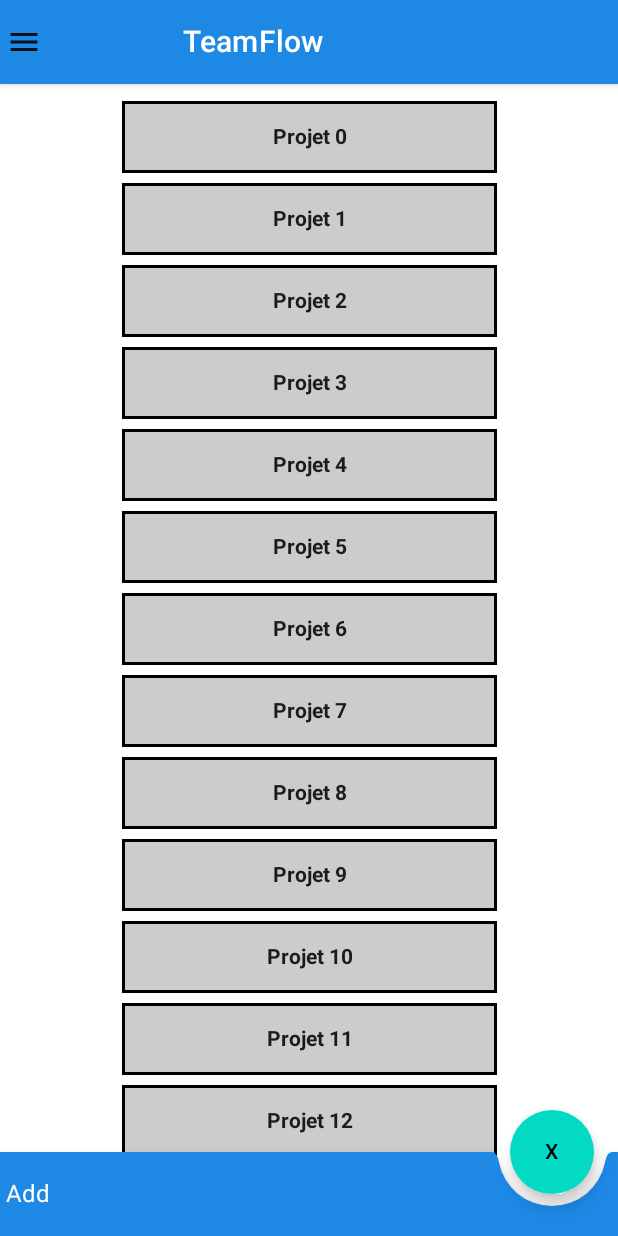
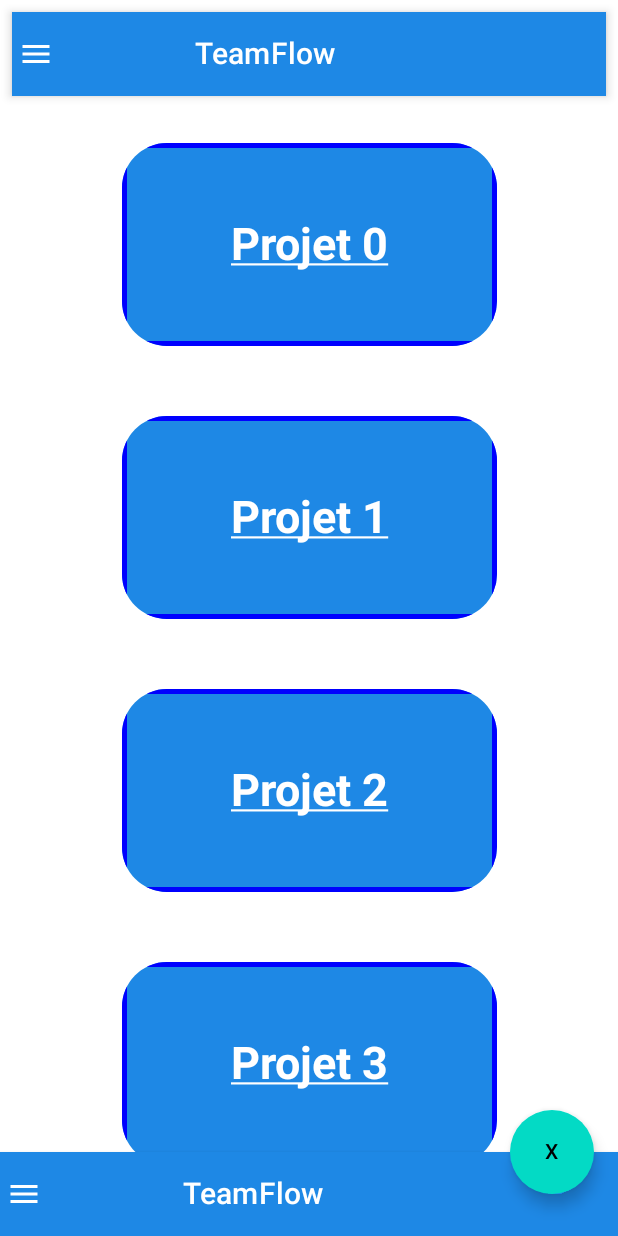
Before and after one commit to Ahmadou0306/MyApplication, an Android app built with Jetpack Compose: the MyAppHome screen opened directly, with no data from a screen before it, on a phone screen of 412 x 824 dp. Run offline under Robolectric (Android 15) with nearby library versions, the phone set to English and light mode, and no system bars.

Commit message:
voici la page d'acceuille

```diff
--- a/app/src/main/AndroidManifest.xml
+++ b/app/src/main/AndroidManifest.xml
@@ -23,7 +23,7 @@
             </intent-filter>
         </activity>
         <activity
-            android:name=".projetmobile.MyAppHome"
+            android:name=".view.MyAppHome"
             android:exported="true"
             android:label="@string/app_name"
             android:theme="@style/Theme.MyApplication">
--- a/app/src/main/java/com/example/myapplication/projetmobile/MyAppHome.kt
+++ b/app/src/main/java/com/example/myapplication/view/MyAppHome.kt
@@ -1,15 +1,14 @@
-package com.example.myapplication.projetmobile
+package com.example.myapplication.view
 
-import android.R
 import android.annotation.SuppressLint
 import android.os.Bundle
 import androidx.activity.ComponentActivity
 import androidx.activity.compose.setContent
 import androidx.compose.foundation.background
 import androidx.compose.foundation.border
+import androidx.compose.foundation.clickable
 import androidx.compose.foundation.layout.*
 import androidx.compose.foundation.lazy.LazyColumn
-import androidx.compose.foundation.magnifier
 import androidx.compose.foundation.shape.CornerSize
 import androidx.compose.foundation.shape.RoundedCornerShape
 import androidx.compose.material.*
@@ -23,10 +22,12 @@ import androidx.compose.ui.graphics.Color
 import androidx.compose.ui.text.TextStyle
 import androidx.compose.ui.text.font.FontWeight
 import androidx.compose.ui.text.style.TextAlign
-import androidx.compose.ui.tooling.preview.Preview
+import androidx.compose.ui.text.style.TextDecoration
 import androidx.compose.ui.unit.dp
-import androidx.compose.ui.unit.max
+import androidx.compose.ui.unit.sp
+import com.example.myapplication.projetmobile.Drawer
 import com.example.myapplication.ui.theme.MyApplicationTheme
+import com.example.myapplication.view.layout.Navigation
 
 class MyAppHome: ComponentActivity() {
     override fun onCreate(savedInstanceState: Bundle?) {
@@ -37,58 +38,48 @@ class MyAppHome: ComponentActivity() {
                 Surface(modifier = Modifier.fillMaxSize(), color = MaterialTheme.colors.background) {
                     ScaffoldExamples()
 
+
                 }
-
             }
         }
     }
 }
 
 
-
 @Composable
-fun Navigation() {
-        TopAppBar(
-            navigationIcon = {
-                Icon(
-                    imageVector = Icons.Default.Menu,
-                    contentDescription ="Menu"
-                )
-            },
-            title = {
-                Text(
-                    text = "TeamFlow",
-                    color= Color.White,
-                    modifier = Modifier.padding(horizontal = 50.dp)
-                )
-            },
-            backgroundColor= Color(color = 0xFF1E88E5)
-        )
-}
-@Preview
-@Composable
-fun container() {
-    Column(modifier = Modifier.fillMaxWidth(),
+private fun container() {
+    Column(modifier = Modifier
+        .fillMaxWidth()
+        .padding(bottom = 20.dp),
         verticalArrangement = Arrangement.Center,
         horizontalAlignment = Alignment.CenterHorizontally
 
     ) {
         LazyColumn(){
             var i:Int = 0
+            //utiliser une liste pour les items
             items(1){
                 while(i<20){
                     Box(modifier = Modifier
                         .width(250.dp)
-                        .padding(vertical = 3.dp)
-                        .border(2.dp, Color.Black)
-                        .background(color = Color.LightGray)
-                        .clip(shape = RoundedCornerShape(12.dp))
-                        .padding(vertical = 16.dp),
-
+                        .clickable(
+                            enabled = true,
+                            onClick = { println("$i++") },
+                        )
+                        .padding(vertical = 23.dp)
+                        .clip(shape = RoundedCornerShape(30.dp))
+                        .border(3.dp, Color.Blue)
+                        .background(Color(color = 0xFF1E88E5))
+                        .padding(50.dp),
                         Alignment.Center,
 
                         ) {
-                        Text(text = "Projet $i", style = TextStyle(fontWeight = FontWeight.Bold))
+                        Text(text = "Projet $i",color = Color.White, style = TextStyle(
+                            fontWeight = FontWeight.Bold,
+                            fontSize = 30.sp,
+                            textDecoration = TextDecoration.Underline
+                        ),
+                        )
                     }
                     i++
                 }
@@ -103,23 +94,7 @@ fun container() {
 
 
 
-@Composable
-fun bottom_bar() {
-    BottomAppBar(
-        backgroundColor= Color(color = 0xFF1E88E5),
-        cutoutShape = MaterialTheme.shapes.small.copy(
-            CornerSize(percent = 50)
-        )
-    ) {
 
-        Text(
-            text = "Add",
-            color = Color.White,
-            textAlign = TextAlign.Center
-        )
-
-    }
-}
 @SuppressLint("UnusedMaterialScaffoldPaddingParameter")
 @Composable
 fun ScaffoldExamples() {
@@ -138,20 +113,21 @@ fun ScaffoldExamples() {
 
         // pass the topbar we created
         topBar = {
-            Box(modifier = Modifier
-                .fillMaxWidth()
-                .padding(bottom = 8.dp)){
-                TopBarMenu()
+            Box(
+                modifier = Modifier
+                    .fillMaxWidth()
+                    .padding(horizontal = 8.dp, vertical = 8.dp)
+
+            ) {
+             Navigation().barNavigation()
             }
         },
 
-        // pass the bottomBar
-        // we created
-        bottomBar = { BottomBar() },
 
         // Pass the body in
         // content parameter
-        content = { container() },
+        content = {container() },
+
 
         // pass the drawer
         drawerContent = {
@@ -169,4 +145,11 @@ fun ScaffoldExamples() {
                 // Simple Text inside FAB
                 Text(text = "X")
             }
-        })}
+        },
+
+        // pass the bottomBar
+        // we created
+        bottomBar = { Navigation().barNavigation()}
+
+    )
+}
--- /dev/null
+++ b/app/src/main/java/com/example/myapplication/view/layout/Menu.kt
@@ -0,0 +1,34 @@
+package com.example.myapplication.view.layout
+
+import androidx.compose.foundation.layout.padding
+import androidx.compose.foundation.shape.CornerSize
+import androidx.compose.material.BottomAppBar
+import androidx.compose.material.MaterialTheme
+import androidx.compose.material.Text
+import androidx.compose.runtime.Composable
+import androidx.compose.ui.Modifier
+import androidx.compose.ui.graphics.Color
+import androidx.compose.ui.text.style.TextAlign
+import androidx.compose.ui.unit.dp
+import androidx.lifecycle.ViewModel
+
+class Menu: ViewModel() {
+    @Composable
+    fun bottom_bar() {
+        BottomAppBar(
+            backgroundColor= Color(color = 0xFF1E88E5),
+            cutoutShape = MaterialTheme.shapes.small.copy(
+                CornerSize(percent = 50)
+            ),
+            modifier = Modifier.padding(bottom = 5.dp,)
+        ) {
+
+            Text(
+                text = "Add",
+                color = Color.White,
+                textAlign = TextAlign.Center
+            )
+
+        }
+    }
+}
--- /dev/null
+++ b/app/src/main/java/com/example/myapplication/view/layout/Navigation.kt
@@ -0,0 +1,36 @@
+package com.example.myapplication.view.layout
+
+import androidx.compose.foundation.layout.padding
+import androidx.compose.material.Icon
+import androidx.compose.material.Text
+import androidx.compose.material.TopAppBar
+import androidx.compose.material.icons.Icons
+import androidx.compose.material.icons.filled.Menu
+import androidx.compose.runtime.Composable
+import androidx.compose.ui.Modifier
+import androidx.compose.ui.graphics.Color
+import androidx.compose.ui.unit.dp
+import androidx.lifecycle.ViewModel
+
+class Navigation: ViewModel()  {
+    @Composable
+    fun barNavigation(){
+        TopAppBar(
+            navigationIcon = {
+                Icon(
+                    imageVector = Icons.Default.Menu,
+                    contentDescription ="Menu",
+                    tint = Color.White
+                )
+            },
+            title = {
+                Text(
+                    text = "TeamFlow",
+                    color= Color.White,
+                    modifier = Modifier.padding(horizontal = 50.dp)
+                )
+            },
+            backgroundColor= Color(color = 0xFF1E88E5)
+        )
+    }
+}
```
